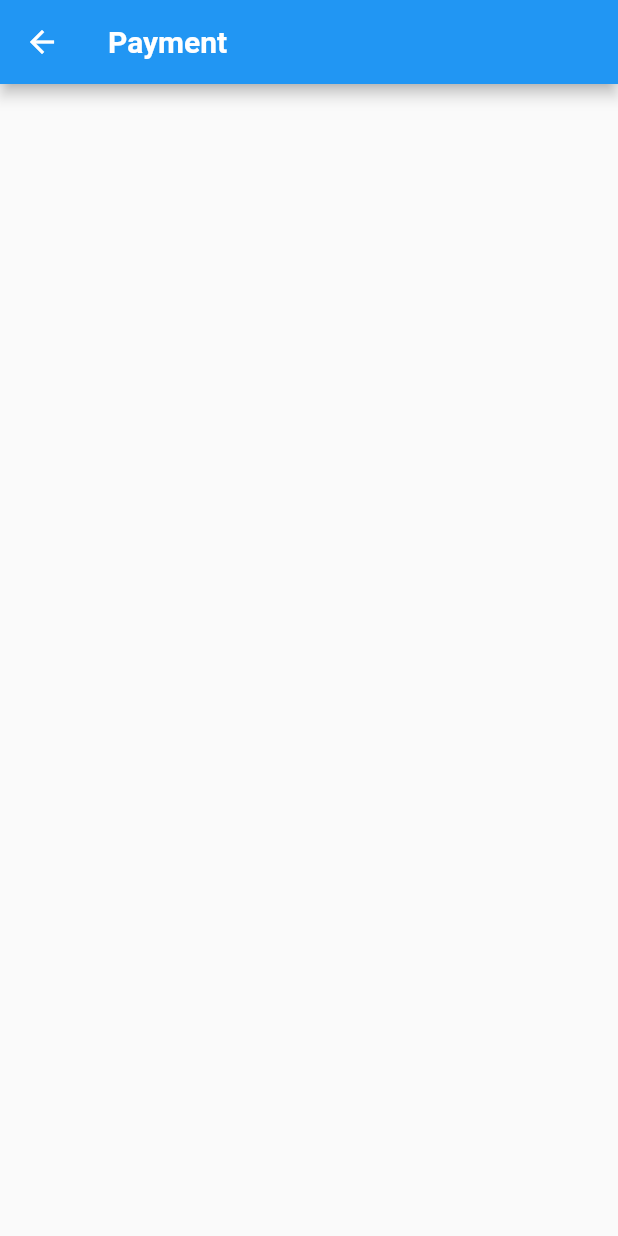
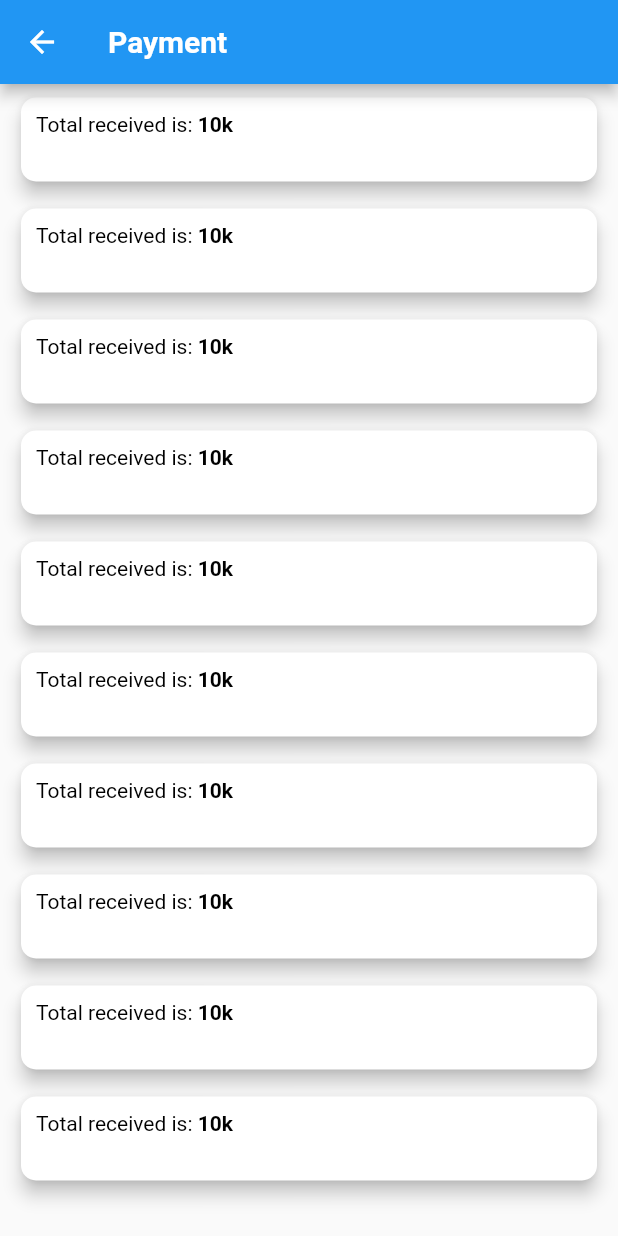
Before and after one commit to asmita91/chahewoneu, a Flutter app: the AdminPayment screen opened directly, on a phone screen of 412 x 824 dp. Run offline on Flutter 3.47's test engine with Material 2 defaults, Android fonts, the phone set to English and light mode, and no system bars; our stand-ins replace flutter_svg, get, google_fonts, image_picker, line_awesome_flutter; missing offline and left inert: khalti_flutter, transformer_page_view.

Commit message:
changed on admin payment page

```diff
--- a/lib/AdminScreens/Payment/receivePayment.dart
+++ b/lib/AdminScreens/Payment/receivePayment.dart
@@ -32,6 +32,48 @@ class _AdminPaymentState extends State<AdminPayment> {
                 fontWeight: FontWeight.bold,
                 color: Colors.white)),
       ),
+      body: ListView.builder(
+          itemCount: 10,
+          shrinkWrap: true,
+          itemBuilder: (BuildContext context, int index) => Container(
+                width: MediaQuery.of(context).size.width,
+                padding: EdgeInsets.symmetric(horizontal: 10.0, vertical: 5.0),
+                child: Card(
+                    elevation: 5,
+                    shape: RoundedRectangleBorder(
+                        borderRadius: BorderRadius.circular(10)),
+                    child: Container(
+                      width: MediaQuery.of(context).size.width,
+                      padding: EdgeInsets.symmetric(
+                          horizontal: 10.0, vertical: 10.0),
+                      child: Row(
+                        mainAxisAlignment: MainAxisAlignment.spaceBetween,
+                        crossAxisAlignment: CrossAxisAlignment.start,
+                        children: [
+                          RichText(
+                            text: TextSpan(
+                              // Here is the explicit parent TextStyle
+                              style: new TextStyle(color: Colors.black),
+                              children: <TextSpan>[
+                                new TextSpan(text: 'Total received is: '),
+                                new TextSpan(
+                                  text: '10k',
+                                  style: new TextStyle(
+                                      fontWeight: FontWeight.bold),
+                                ),
+                              ],
+                            ),
+                          ),
+                          Container(
+                            alignment: Alignment.center,
+                            padding: EdgeInsets.symmetric(
+                                horizontal: 10.0, vertical: 10.0),
+                            child: Text(""),
+                          )
+                        ],
+                      ),
+                    )),
+              )),
     );
   }
 }
```
